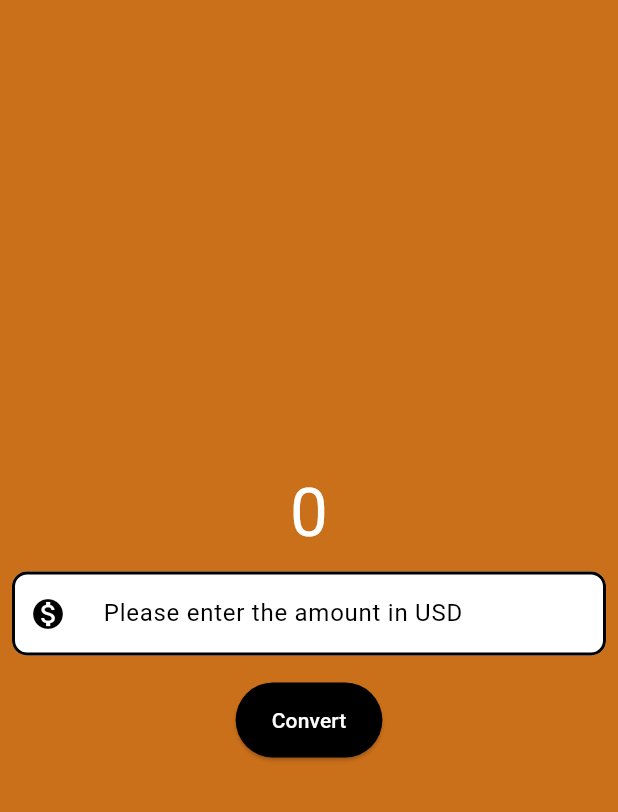
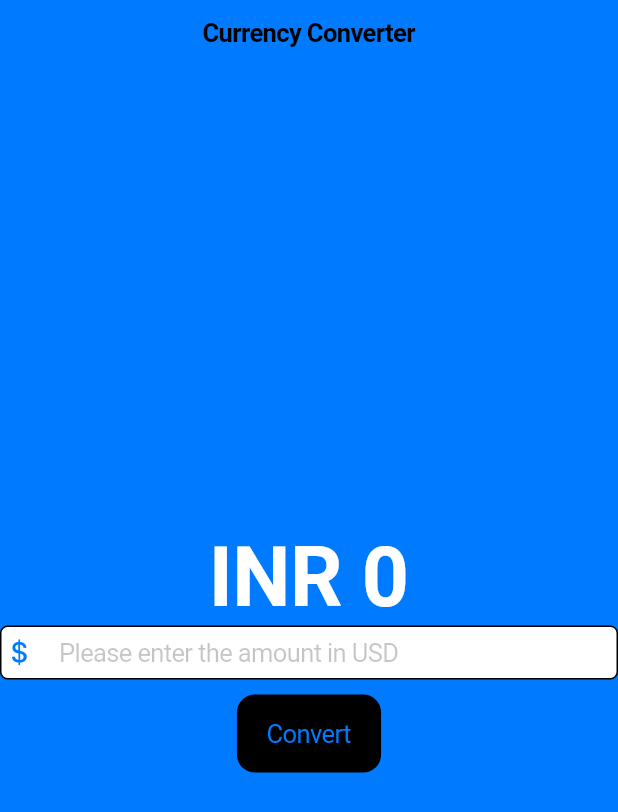
Before and after one commit to devvivek17/cal_app, a Flutter app: the screen it shows after launch, on a phone screen of 412 x 824 dp. Shown: the top 812 px of the screen. Run offline on Flutter 3.47's test engine with Material 3 defaults, Android fonts, the phone set to English and light mode, and no system bars.

Commit message:
initial commit

```diff
--- /dev/null
+++ b/lib/currency_converter_cupertino_app.dart
@@ -0,0 +1,73 @@
+import 'package:flutter/cupertino.dart';
+
+class CurrencyConverterCupertinoApp extends StatefulWidget {
+  const CurrencyConverterCupertinoApp({super.key});
+
+  @override
+  State<CurrencyConverterCupertinoApp> createState() =>
+      _CurrencyConverterCupertinoAppState();
+}
+
+class _CurrencyConverterCupertinoAppState
+    extends State<CurrencyConverterCupertinoApp> {
+  double result = 0;
+  final TextEditingController textEditingController = TextEditingController();
+
+  void convert() {
+    result = double.parse(textEditingController.text) * 80;
+    setState(() {});
+  }
+
+  @override
+  void dispose() {
+    textEditingController.dispose();
+    super.dispose();
+  }
+
+  @override
+  Widget build(BuildContext context) {
+    return CupertinoPageScaffold(
+      backgroundColor: CupertinoColors.activeBlue,
+      navigationBar: const CupertinoNavigationBar(
+        backgroundColor: Color.fromARGB(255, 217, 255, 0),
+        middle: Text('Currency Converter'),
+      ),
+      child: Center(
+        child: Column(
+          mainAxisAlignment: MainAxisAlignment.center,
+          children: [
+            Text(
+              'INR ${result != 0 ? result.toStringAsFixed(2) : result.toStringAsFixed(0)}',
+              style: const TextStyle(
+                  fontSize: 55,
+                  fontWeight: FontWeight.bold,
+                  color: CupertinoColors.white),
+            ),
+            CupertinoTextField(
+              controller: textEditingController,
+              style: const TextStyle(
+                color: CupertinoColors.black,
+              ),
+              decoration: BoxDecoration(
+                color: CupertinoColors.white,
+                border: Border.all(),
+                borderRadius: BorderRadius.circular(5),
+              ),
+              placeholder: '  Please enter the amount in USD',
+              prefix: const Icon(CupertinoIcons.money_dollar),
+              keyboardType: const TextInputType.numberWithOptions(
+                decimal: true,
+              ),
+            ),
+            const SizedBox(height: 10),
+            CupertinoButton(
+              onPressed: convert,
+              color: CupertinoColors.black,
+              child: const Text('Convert'),
+            ),
+          ],
+        ),
+      ),
+    );
+  }
+}
--- a/lib/currency_converter_material_app.dart
+++ b/lib/currency_converter_material_app.dart
@@ -1,8 +1,31 @@
-import 'package:flutter/foundation.dart';
 import 'package:flutter/material.dart';
 
-class CurrencyConverterMaterialApp extends StatelessWidget {
+//1.create a variable that stores the converted currency value.
+//2.Create a function that multiplies the value given by the text field with 81.
+//3.To store the value in the variable that we created.
+//4. display the variable.
+class CurrencyConverterMaterialApp extends StatefulWidget {
   const CurrencyConverterMaterialApp({super.key});
+
+  @override
+  State<StatefulWidget> createState() => _CurrencyConverterMaterialAppState();
+}
+
+class _CurrencyConverterMaterialAppState
+    extends State<CurrencyConverterMaterialApp> {
+  double result = 0;
+  final TextEditingController textEditingController = TextEditingController();
+
+  void convert() {
+    result = double.parse(textEditingController.text) * 80;
+    setState(() {});
+  }
+
+  @override
+  void dispose() {
+    textEditingController.dispose();
+    super.dispose();
+  }
 
   @override
   Widget build(BuildContext context) {
@@ -17,22 +40,27 @@ class CurrencyConverterMaterialApp extends StatelessWidget {
     );
     return Scaffold(
       backgroundColor: const Color.fromARGB(255, 202, 111, 26),
+      appBar: AppBar(
+        backgroundColor: const Color.fromARGB(0, 0, 0, 221),
+        elevation: 0,
+        title: const Text('Currency Converter'),
+        centerTitle: true,
+      ),
       body: Center(
         child: Column(
           mainAxisAlignment: MainAxisAlignment.center,
           children: [
-            const Text(
-              '0',
-              style: TextStyle(
-                  fontSize: 45,
-                  fontWeight: FontWeight.normal,
+            Text(
+              'INR ${result != 0 ? result.toStringAsFixed(2) : result.toStringAsFixed(0)}',
+              style: const TextStyle(
+                  fontSize: 55,
+                  fontWeight: FontWeight.bold,
                   color: Colors.white),
             ),
-            Container(
-              padding: const EdgeInsets.all(8.0),
-              child: const TextField(
-                style: TextStyle(color: Colors.black),
-                decoration: InputDecoration(
+            TextField(
+              controller: textEditingController,
+              style: const TextStyle(color: Colors.black),
+              decoration: const InputDecoration(
                 hintText: '  Please enter the amount in USD',
                 hintStyle: TextStyle(
                   color: Colors.black,
@@ -44,26 +72,24 @@ class CurrencyConverterMaterialApp extends StatelessWidget {
                 focusedBorder: border,
                 enabledBorder: border,
               ),
-                keyboardType: TextInputType.numberWithOptions(decimal: true),
+              keyboardType: const TextInputType.numberWithOptions(
+                decimal: true,
               ),
             ),
-            Padding(
-              padding: const EdgeInsets.all(10.0),
-              child: ElevatedButton(
-                onPressed: () {
-                  if (kDebugMode) {
-                    print('button Clicked');
-                  }
-                },
-                style: const ButtonStyle(
-                    backgroundColor: MaterialStatePropertyAll(Colors.black),
-                    foregroundColor: MaterialStatePropertyAll(Colors.white),
-                    fixedSize:
-                        MaterialStatePropertyAll(Size(double.infinity, 50))),
-                child: const Text(
-                  'Convert',
+            const SizedBox(
+              height: 10,
+            ),
+            ElevatedButton(
+              onPressed: convert,
+              style: TextButton.styleFrom(
+                backgroundColor: Colors.black,
+                foregroundColor: Colors.white,
+                minimumSize: const Size(double.infinity, 50),
+                shape: RoundedRectangleBorder(
+                  borderRadius: BorderRadius.circular(5),
                 ),
               ),
+              child: const Text('Convert'),
             ),
           ],
         ),
--- a/lib/main.dart
+++ b/lib/main.dart
@@ -1,8 +1,10 @@
+import 'package:cal_app/currency_converter_cupertino_app.dart';
 import 'package:cal_app/currency_converter_material_app.dart';
 import 'package:flutter/material.dart';
+import 'package:flutter/cupertino.dart';
 
 void main() {
-  runApp(const MyApp());
+  runApp(const MyCupertinoApp());
 }
 
 class MyApp extends StatelessWidget {
@@ -14,3 +16,14 @@ class MyApp extends StatelessWidget {
     );
   }
 }
+
+class MyCupertinoApp extends StatelessWidget {
+  const MyCupertinoApp({super.key});
+
+  @override
+  Widget build(BuildContext context) {
+    return const CupertinoApp(
+      home: CurrencyConverterCupertinoApp(),
+    );
+  }
+}
```
Also changed, not shown: 1 other file. Lines whose indentation alone changed are shown as unchanged.
